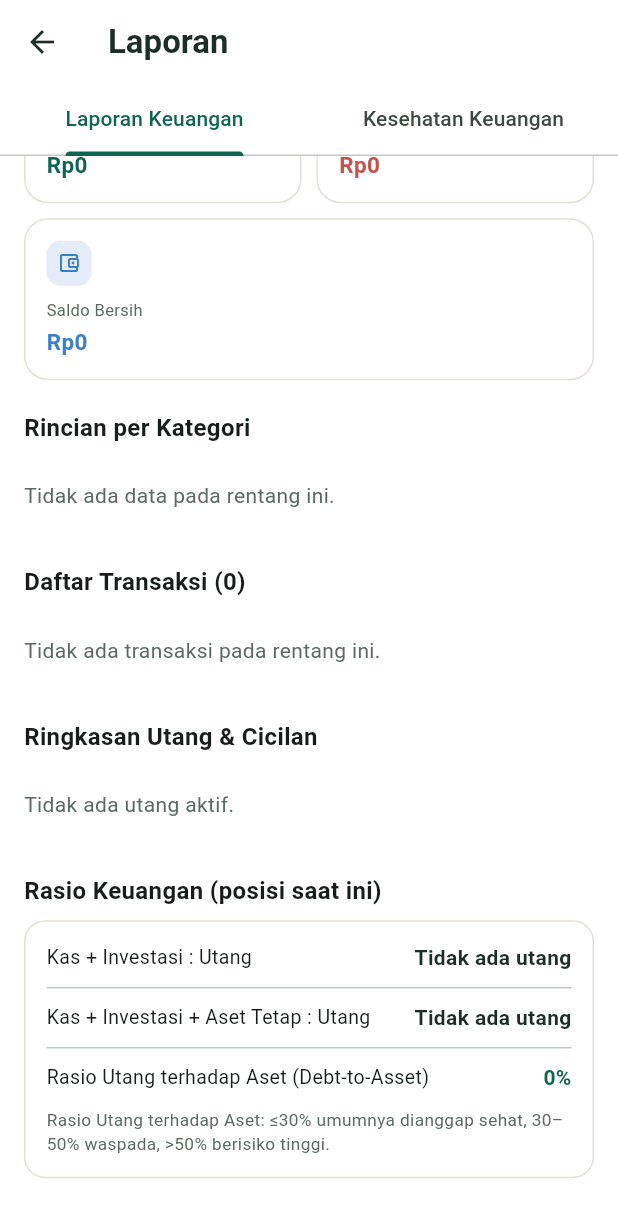
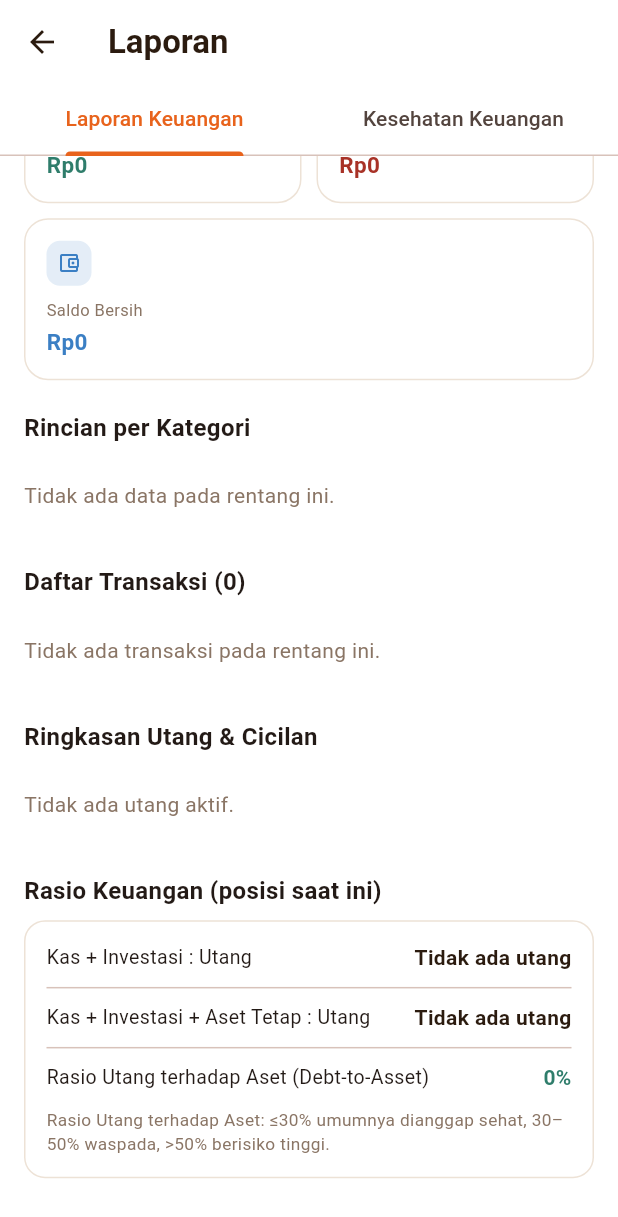
Before and after one commit to rejaapriangga-beep/dompetdigitalku-mobile, a Flutter app: the ReportsScreen screen opened directly, scrolled down 309 dp, on a phone screen of 412 x 824 dp. Shown: the top 1217 px of the screen. Run offline on Flutter 3.47's test engine with Material 3 defaults, Android fonts, the phone set to English and light mode, and no system bars; our stand-ins replace dio, file_picker, flutter_secure_storage, google_mobile_ads, google_sign_in, image_picker and 3 more; missing offline and left inert: cryptography, google_mlkit_text_recognition; accounts and stored records are empty; network calls fail.

Commit message:
Ganti tema warna dari hijau ke oranye hangat dengan aksen teal
Menyamakan palet dengan versi web: primary jadi oranye (#E8631C), dengan
AppColors.success (teal, #2F7D6B) baru yang dipisah khusus untuk makna
"positif" (income, investasi untung, utang lunas, rasio sehat) di semua
layar (home, reports, accounts & assets, budgets, health, debts,
transactions, transaction detail) supaya makna warnanya tetap jelas
setelah primary tidak lagi hijau/teal. Warna adaptive icon Android
disesuaikan juga.

```diff
--- a/lib/screens/accounts_assets_screen.dart
+++ b/lib/screens/accounts_assets_screen.dart
@@ -265,7 +265,7 @@ class _AccountsAssetsScreenState extends State<AccountsAssetsScreen> {
           StatCard(
             label: S.t.totalCash,
             value: rp(_totalKas),
-            color: _totalKas < 0 ? AppColors.coral : AppColors.primary,
+            color: _totalKas < 0 ? AppColors.coral : AppColors.success,
             icon: Icons.account_balance_wallet_outlined,
           ),
           const SizedBox(height: 20),
@@ -410,7 +410,7 @@ class _AccountsAssetsScreenState extends State<AccountsAssetsScreen> {
                     fontSize: 12,
                     fontWeight: FontWeight.w600,
                     color: _investGain >= 0
-                        ? AppColors.primary
+                        ? AppColors.success
                         : AppColors.coral,
                   ),
                 ),
@@ -472,7 +472,7 @@ class _AccountsAssetsScreenState extends State<AccountsAssetsScreen> {
                       style: TextStyle(
                         fontWeight: FontWeight.w600,
                         fontSize: 12.5,
-                        color: positive ? AppColors.primary : AppColors.coral,
+                        color: positive ? AppColors.success : AppColors.coral,
                       ),
                     ),
                     const SizedBox(height: 8),
--- a/lib/screens/budgets_screen.dart
+++ b/lib/screens/budgets_screen.dart
@@ -274,7 +274,7 @@ class _BudgetSummaryCard extends StatelessWidget {
     final pct = totalBudget > 0 ? (totalSpent / totalBudget * 100) : 0.0;
     final color = pct >= 100
         ? AppColors.coral
-        : (pct >= 80 ? AppColors.gold : AppColors.primary);
+        : (pct >= 80 ? AppColors.gold : AppColors.success);
     return Container(
       padding: const EdgeInsets.symmetric(horizontal: 12, vertical: 11),
       decoration: BoxDecoration(
@@ -331,7 +331,7 @@ class _BudgetProgressBar extends StatelessWidget {
     final pct = budget > 0 ? (spent / budget * 100) : 0.0;
     final color = pct >= 100
         ? AppColors.coral
-        : (pct >= 80 ? AppColors.gold : AppColors.primary);
+        : (pct >= 80 ? AppColors.gold : AppColors.success);
     return Column(
       crossAxisAlignment: CrossAxisAlignment.stretch,
       children: [
--- a/lib/screens/debts_screen.dart
+++ b/lib/screens/debts_screen.dart
@@ -242,7 +242,7 @@ class _DebtsScreenState extends State<DebtsScreen> {
                                 backgroundColor: AppColors.bg,
                                 valueColor: AlwaysStoppedAnimation(
                                   isPaidOff
-                                      ? AppColors.primary
+                                      ? AppColors.success
                                       : AppColors.gold,
                                 ),
                               ),
--- a/lib/screens/health_screen.dart
+++ b/lib/screens/health_screen.dart
@@ -13,7 +13,7 @@ enum Tier { good, warn, bad }
 Color _tierColor(Tier t) {
   switch (t) {
     case Tier.good:
-      return AppColors.primary;
+      return AppColors.success;
     case Tier.warn:
       return AppColors.gold;
     case Tier.bad:
--- a/lib/screens/reports_screen.dart
+++ b/lib/screens/reports_screen.dart
@@ -343,7 +343,7 @@ class _ReportsScreenState extends State<ReportsScreen> {
                               child: StatCard(
                                 label: S.t.statIncome,
                                 value: rp(_sumIncome),
-                                color: AppColors.primary,
+                                color: AppColors.success,
                                 icon: Icons.arrow_downward_rounded,
                               ),
                             ),
@@ -398,7 +398,7 @@ class _ReportsScreenState extends State<ReportsScreen> {
                                     Text(
                                       '+${rp(c.income)} ',
                                       style: TextStyle(
-                                        color: AppColors.primary,
+                                        color: AppColors.success,
                                         fontWeight: FontWeight.w600,
                                         fontSize: 12.5,
                                       ),
@@ -500,7 +500,7 @@ class _ReportsScreenState extends State<ReportsScreen> {
                                       fontWeight: FontWeight.w600,
                                       color: t.type == 'expense'
                                           ? AppColors.coral
-                                          : AppColors.primary,
+                                          : AppColors.success,
                                     ),
                                   ),
                                 ],
@@ -616,9 +616,9 @@ class _ReportsScreenState extends State<ReportsScreen> {
                                     ? '0%'
                                     : '${_debtToAssetPct!.toStringAsFixed(1)}%',
                                 valueColor: _debtToAssetPct == null
-                                    ? AppColors.primary
+                                    ? AppColors.success
                                     : (_debtToAssetPct! <= 30
-                                          ? AppColors.primary
+                                          ? AppColors.success
                                           : (_debtToAssetPct! <= 50
                                                 ? AppColors.gold
                                                 : AppColors.coral)),
--- a/lib/screens/transaction_detail_screen.dart
+++ b/lib/screens/transaction_detail_screen.dart
@@ -140,7 +140,7 @@ class _TransactionDetailScreenState extends State<TransactionDetailScreen> {
                   decoration: BoxDecoration(
                     color: isExpense
                         ? AppColors.coral.withValues(alpha: 0.12)
-                        : AppColors.primary.withValues(alpha: 0.12),
+                        : AppColors.success.withValues(alpha: 0.12),
                     borderRadius: BorderRadius.circular(20),
                   ),
                   child: Text(
@@ -148,7 +148,7 @@ class _TransactionDetailScreenState extends State<TransactionDetailScreen> {
                     style: TextStyle(
                       fontSize: 11.5,
                       fontWeight: FontWeight.w600,
-                      color: isExpense ? AppColors.coral : AppColors.primary,
+                      color: isExpense ? AppColors.coral : AppColors.success,
                     ),
                   ),
                 ),
@@ -158,7 +158,7 @@ class _TransactionDetailScreenState extends State<TransactionDetailScreen> {
                   style: TextStyle(
                     fontSize: 28,
                     fontWeight: FontWeight.w600,
-                    color: isExpense ? AppColors.coral : AppColors.primary,
+                    color: isExpense ? AppColors.coral : AppColors.success,
                   ),
                 ),
               ],
--- a/lib/screens/transactions_screen.dart
+++ b/lib/screens/transactions_screen.dart
@@ -414,7 +414,7 @@ class _TransactionRow extends StatelessWidget {
                 '${isExpense ? '-' : '+'}${rp(t.amount)}',
                 style: TextStyle(
                   fontWeight: FontWeight.w600,
-                  color: isExpense ? AppColors.coral : AppColors.primary,
+                  color: isExpense ? AppColors.coral : AppColors.success,
                 ),
               ),
               IconButton(
--- a/pubspec.yaml
+++ b/pubspec.yaml
@@ -87,7 +87,7 @@ dev_dependencies:
 flutter_launcher_icons:
   android: true
   image_path: "assets/icon/icon.png"
-  adaptive_icon_background: "#0F6650"
+  adaptive_icon_background: "#E8631C"
   adaptive_icon_foreground: "assets/icon/icon_foreground.png"
 
 # For information on the generic Dart part of this file, see the
```
Also changed, not shown: lib/screens/home_screen.dart (+5 -5 lines), lib/theme.dart (+21 -12 lines), 1 other file.
